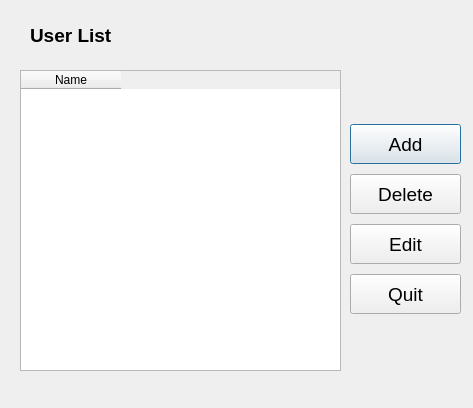
Above: dialoguser.ui from mychuang/IP_CAM before the change. Below: the same form after it.
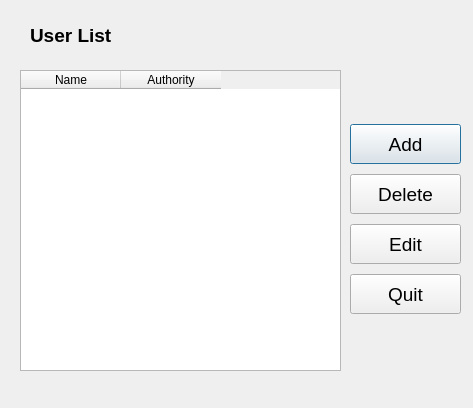
That is the form after the change.

Diff of the .ui file:
```diff
--- a/dialoguser.ui
+++ b/dialoguser.ui
@@ -30,6 +30,11 @@
      <string>Name</string>
     </property>
    </column>
+   <column>
+    <property name="text">
+     <string>Authority</string>
+    </property>
+   </column>
   </widget>
   <widget class="QWidget" name="verticalLayoutWidget">
    <property name="geometry">
```
